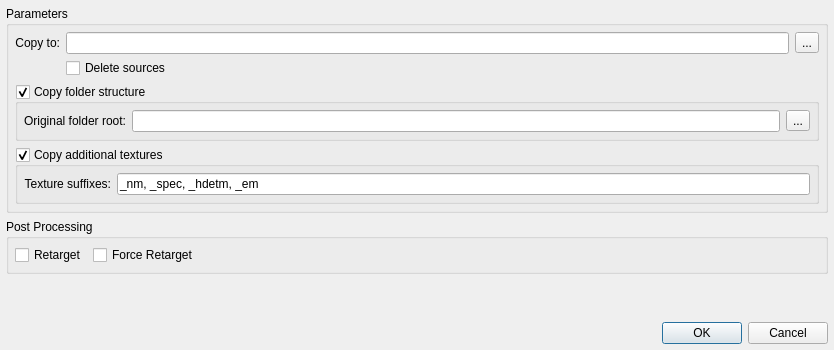
Qt form fxpt/fx_textureManager/CopyMoveDialogUI.ui (theetcher/fxpt) before a commit.
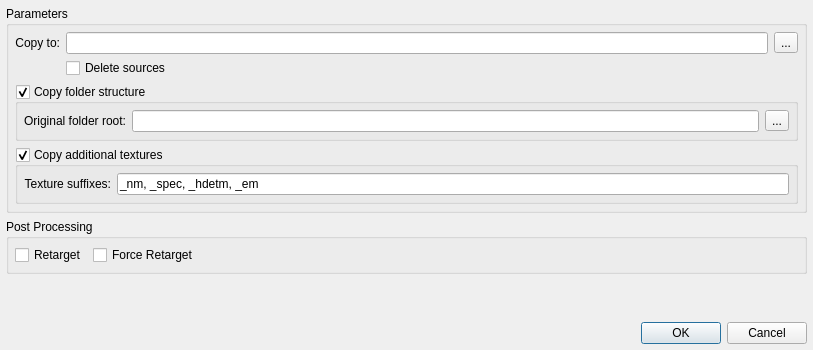
The same form after that commit. Icons and pictures are not drawn. Custom widgets are drawn as their Qt base class.

What changed in the file:
```diff
--- a/fxpt/fx_textureManager/CopyMoveDialogUI.ui
+++ b/fxpt/fx_textureManager/CopyMoveDialogUI.ui
@@ -6,7 +6,7 @@
    <rect>
     <x>0</x>
     <y>0</y>
-    <width>834</width>
+    <width>813</width>
     <height>350</height>
    </rect>
   </property>
@@ -153,7 +153,7 @@
           </widget>
          </item>
          <item row="0" column="1">
-          <widget class="LineEditPath" name="uiLED_retargetRoot_12">
+          <widget class="QLineEdit" name="uiLED_texSuffixes">
            <property name="text">
             <string>_nm, _spec, _hdetm, _em</string>
            </property>
```
Left out of the diff: 15 changed lines with no effect on the pictures.
